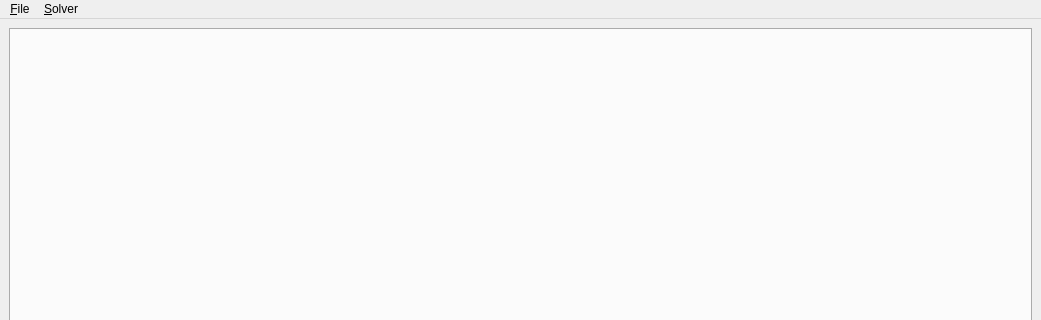
Above: femshell.ui from IvanAssing/FEM-Shell before the change; both pictures show x 0 to 1041 and y 0 to 320 of the 1041 by 662 pixel window. Below: the same form after it.
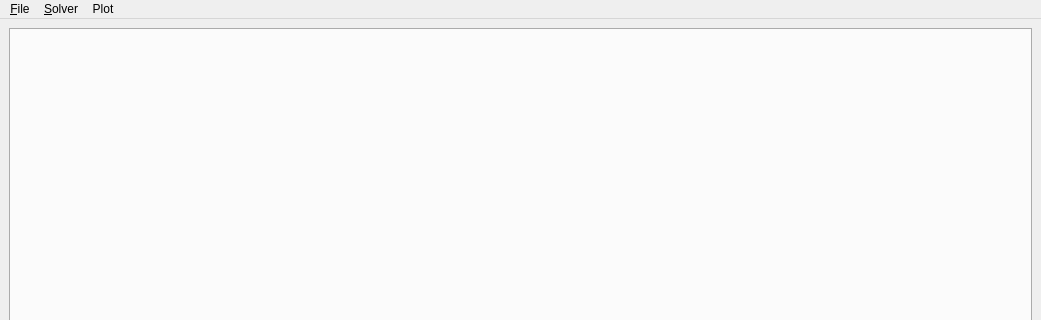
That is the form after the change. The open tabs and pages were chosen to show the change. Custom widgets are drawn as their Qt base class.

Diff of the .ui file:
```diff
--- a/femshell.ui
+++ b/femshell.ui
@@ -1130,8 +1130,17 @@
     <addaction name="action_Genarate_Mesh"/>
     <addaction name="actionSolver"/>
    </widget>
+   <widget class="QMenu" name="menuPlot">
+    <property name="title">
+     <string>Plot</string>
+    </property>
+    <addaction name="actionU"/>
+    <addaction name="actionV_2"/>
+    <addaction name="actionW"/>
+   </widget>
    <addaction name="menu_File"/>
    <addaction name="menu_Solver"/>
+   <addaction name="menuPlot"/>
   </widget>
   <widget class="QStatusBar" name="statusbar"/>
   <action name="action_Genarate_Mesh">
```
Left out of the diff: 25 changed lines with no effect on the pictures.
